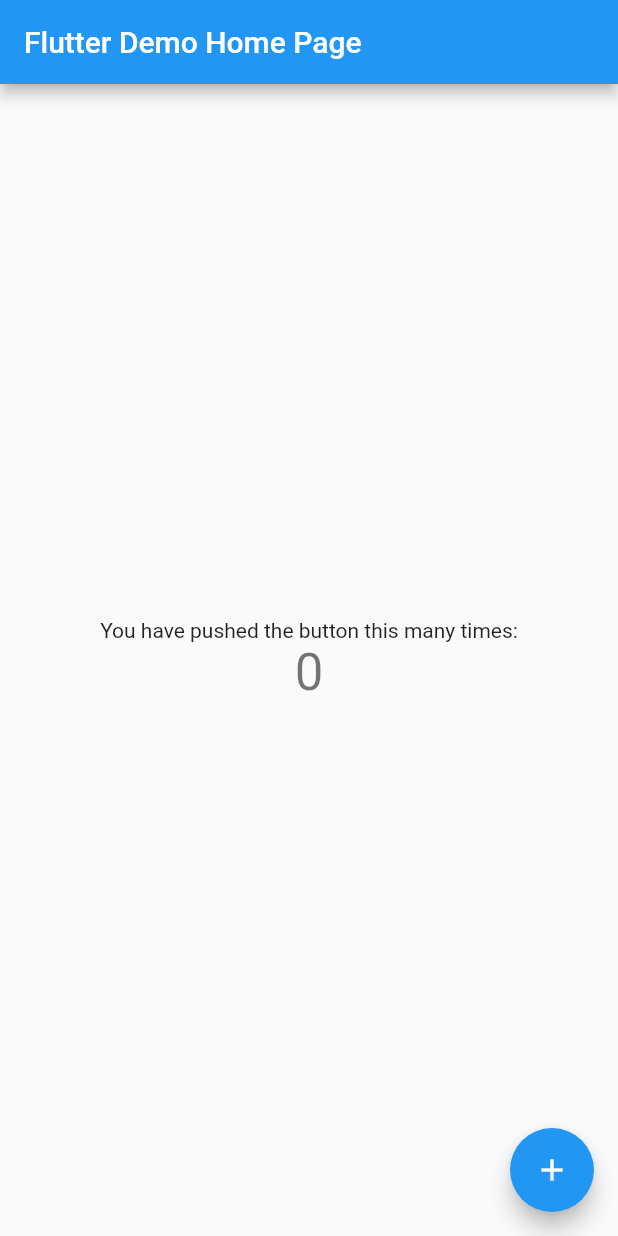
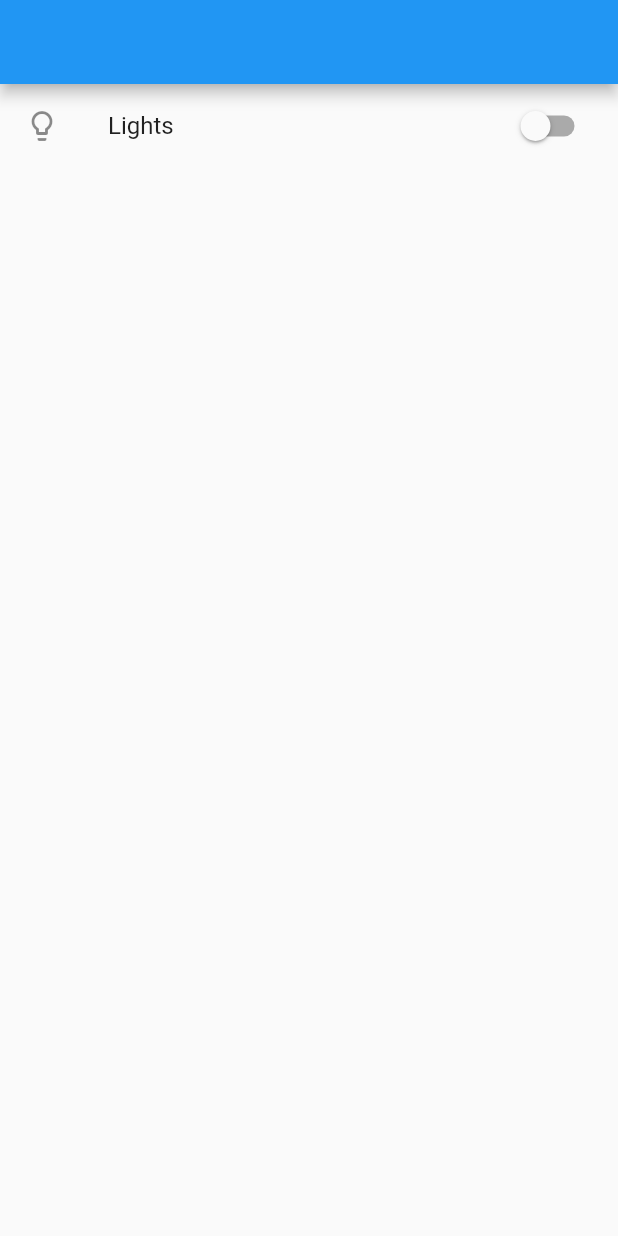
Before and after one commit to linnefromice/flutter_widgets_catalog, a Flutter app: the screen it shows after launch, on a phone screen of 412 x 824 dp. Run offline on Flutter 3.47's test engine with Material 2 defaults, Android fonts, the phone set to English and light mode, and no system bars.

Commit message:
use SwitchListTile

```diff
--- a/lib/main.dart
+++ b/lib/main.dart
@@ -1,4 +1,5 @@
 import 'package:flutter/material.dart';
+import 'package:linnefromice/screens/list_tile_screen.dart';
 
 void main() {
   runApp(MyApp());
@@ -9,105 +10,11 @@
   @override
   Widget build(BuildContext context) {
     return MaterialApp(
-      title: 'Flutter Demo',
+      title: 'Widgets Catalog',
       theme: ThemeData(
-        // This is the theme of your application.
-        //
-        // Try running your application with "flutter run". You'll see the
-        // application has a blue toolbar. Then, without quitting the app, try
-        // changing the primarySwatch below to Colors.green and then invoke
-        // "hot reload" (press "r" in the console where you ran "flutter run",
-        // or simply save your changes to "hot reload" in a Flutter IDE).
-        // Notice that the counter didn't reset back to zero; the application
-        // is not restarted.
         primarySwatch: Colors.blue,
       ),
-      home: MyHomePage(title: 'Flutter Demo Home Page'),
+      home: ListTileScreen(),
     );
   }
 }
-
-class MyHomePage extends StatefulWidget {
-  MyHomePage({Key key, this.title}) : super(key: key);
-
-  // This widget is the home page of your application. It is stateful, meaning
-  // that it has a State object (defined below) that contains fields that affect
-  // how it looks.
-
-  // This class is the configuration for the state. It holds the values (in this
-  // case the title) provided by the parent (in this case the App widget) and
-  // used by the build method of the State. Fields in a Widget subclass are
-  // always marked "final".
-
-  final String title;
-
-  @override
-  _MyHomePageState createState() => _MyHomePageState();
-}
-
-class _MyHomePageState extends State<MyHomePage> {
-  int _counter = 0;
-
-  void _incrementCounter() {
-    setState(() {
-      // This call to setState tells the Flutter framework that something has
-      // changed in this State, which causes it to rerun the build method below
-      // so that the display can reflect the updated values. If we changed
-      // _counter without calling setState(), then the build method would not be
-      // called again, and so nothing would appear to happen.
-      _counter++;
-    });
-  }
-
-  @override
-  Widget build(BuildContext context) {
-    // This method is rerun every time setState is called, for instance as done
-    // by the _incrementCounter method above.
-    //
-    // The Flutter framework has been optimized to make rerunning build methods
-    // fast, so that you can just rebuild anything that needs updating rather
-    // than having to individually change instances of widgets.
-    return Scaffold(
-      appBar: AppBar(
-        // Here we take the value from the MyHomePage object that was created by
-        // the App.build method, and use it to set our appbar title.
-        title: Text(widget.title),
-      ),
-      body: Center(
-        // Center is a layout widget. It takes a single child and positions it
-        // in the middle of the parent.
-        child: Column(
-          // Column is also a layout widget. It takes a list of children and
-          // arranges them vertically. By default, it sizes itself to fit its
-          // children horizontally, and tries to be as tall as its parent.
-          //
-          // Invoke "debug painting" (press "p" in the console, choose the
-          // "Toggle Debug Paint" action from the Flutter Inspector in Android
-          // Studio, or the "Toggle Debug Paint" command in Visual Studio Code)
-          // to see the wireframe for each widget.
-          //
-          // Column has various properties to control how it sizes itself and
-          // how it positions its children. Here we use mainAxisAlignment to
-          // center the children vertically; the main axis here is the vertical
-          // axis because Columns are vertical (the cross axis would be
-          // horizontal).
-          mainAxisAlignment: MainAxisAlignment.center,
-          children: <Widget>[
-            Text(
-              'You have pushed the button this many times:',
-            ),
-            Text(
-              '$_counter',
-              style: Theme.of(context).textTheme.headline4,
-            ),
-          ],
-        ),
-      ),
-      floatingActionButton: FloatingActionButton(
-        onPressed: _incrementCounter,
-        tooltip: 'Increment',
-        child: Icon(Icons.add),
-      ), // This trailing comma makes auto-formatting nicer for build methods.
-    );
-  }
-}
--- /dev/null
+++ b/lib/screens/list_tile_screen.dart
@@ -0,0 +1,31 @@
+import 'package:flutter/material.dart';
+
+class ListTileScreen extends StatefulWidget {
+  @override
+  _State createState() => _State();
+}
+
+class _State extends State<ListTileScreen> {
+  bool _lights = false;
+
+  @override
+  Widget build(BuildContext context) {
+    return Scaffold(
+      appBar: AppBar(),
+      body: Column(
+        children: [
+          SwitchListTile(
+            title: Text("Lights"),
+            secondary: Icon(Icons.lightbulb_outline),
+            value: _lights,
+            onChanged: (bool value) {
+              setState(() {
+                _lights = value;
+              });
+            },
+          )
+        ],
+      ),
+    );
+  }
+}
```
